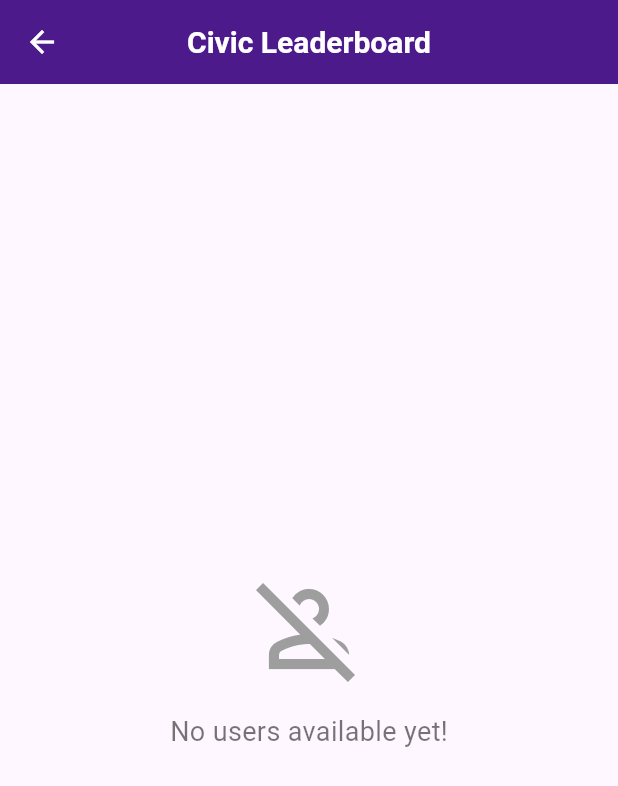
After one commit to ranjith23-hub/complaint_system, a Flutter app: the OfficialDashboardScreen screen opened directly, after a tap on the "leaderboard" icon, on a phone screen of 412 x 824 dp. The commit adds this screen. Shown: the top 786 px of the screen. Run offline on Flutter 3.47's test engine with Material 3 defaults, Android fonts, the phone set to English and light mode, and no system bars; our stand-ins replace cloud_firestore, firebase_auth, firebase_core, geocoding, geolocator, image_picker; missing offline and left inert: cloudinary_public; accounts and stored records are empty; generated files the repository leaves out were written again.

Commit message:
updated UI with services

```diff
--- a/lib/models/user_model.dart
+++ b/lib/models/user_model.dart
@@ -1,3 +1,23 @@
 class UserModel {
+  final String uid;
+  final String email;
+  final String role;
+  final int points;
 
+  UserModel({
+    required this.uid,
+    required this.email,
+    required this.role,
+    required this.points,
+  });
+
+  factory UserModel.fromFirestore(
+      Map<String, dynamic> data, String docId) {
+    return UserModel(
+      uid: docId,
+      email: data['email'] ?? '',
+      role: data['role'] ?? 'CITIZEN',
+      points: (data['points'] ?? 0) as int,
+    );
+  }
 }
--- a/lib/screens/ProfileScreen.dart
+++ b/lib/screens/ProfileScreen.dart
@@ -43,7 +43,7 @@ class ProfileScreen extends StatelessWidget {
       backgroundColor: Colors.white,
       appBar: AppBar(
         title: const Text('My Profile'),
-        backgroundColor: const Color(0xFF0D47A1), // Civic Blue
+        backgroundColor:   const Color(0xFF5B2D91), // Civic Blue
         foregroundColor: Colors.white,
         elevation: 0,
         actions: [
@@ -74,7 +74,7 @@ class ProfileScreen extends StatelessWidget {
                 Container(
                   width: double.infinity,
                   decoration: const BoxDecoration(
-                    color: Color(0xFF0D47A1),
+                    color:   const Color(0xFF5B2D91),
                     borderRadius: BorderRadius.only(
                       bottomLeft: Radius.circular(30),
                       bottomRight: Radius.circular(30),
--- /dev/null
+++ b/lib/screens/leaderboard_screen.dart
@@ -0,0 +1,153 @@
+import 'package:flutter/material.dart';
+import '../services/gamification_service.dart';
+import '../models/user_model.dart';
+
+class LeaderboardScreen extends StatelessWidget {
+  const LeaderboardScreen({super.key});
+
+  @override
+  Widget build(BuildContext context) {
+    final gamificationService = GamificationService();
+    const primaryColor = Color(0xFF4A148C);
+
+    return Scaffold(
+      appBar: AppBar(
+        title: const Text("Civic Leaderboard"),
+        backgroundColor: primaryColor,
+        centerTitle: true,
+      ),
+      body: StreamBuilder<List<UserModel>>(
+        stream: gamificationService.getLeaderboard(),
+        builder: (context, snapshot) {
+
+          // ERROR STATE
+          if (snapshot.hasError) {
+            debugPrint("❌ Leaderboard Error: ${snapshot.error}");
+            return Center(
+              child: Column(
+                mainAxisAlignment: MainAxisAlignment.center,
+                children: const [
+                  Icon(Icons.error_outline, color: Colors.red, size: 60),
+                  SizedBox(height: 10),
+                  Text("Error loading leaderboard"),
+                ],
+              ),
+            );
+          }
+
+          // LOADING STATE
+          if (snapshot.connectionState == ConnectionState.waiting) {
+            debugPrint("⏳ Loading leaderboard...");
+            return const Center(
+              child: CircularProgressIndicator(),
+            );
+          }
+
+          // EMPTY STATE
+          if (!snapshot.hasData || snapshot.data!.isEmpty) {
+            debugPrint("⚠️ No users found for leaderboard");
+            return const Center(
+              child: Column(
+                mainAxisAlignment: MainAxisAlignment.center,
+                children: [
+                  Icon(Icons.person_off_outlined, size: 80, color: Colors.grey),
+                  SizedBox(height: 16),
+                  Text(
+                    "No users available yet!",
+                    style: TextStyle(fontSize: 18, color: Colors.black54),
+                  ),
+                ],
+              ),
+            );
+          }
+
+          // SUCCESS STATE
+          final users = snapshot.data!;
+          debugPrint("✅ Leaderboard loaded: ${users.length} users");
+
+          return Column(
+            children: [
+              Container(
+                padding: const EdgeInsets.all(20),
+                color: primaryColor.withOpacity(0.1),
+                child: const Row(
+                  mainAxisAlignment: MainAxisAlignment.center,
+                  children: [
+                    Icon(Icons.emoji_events, color: Colors.amber, size: 40),
+                    SizedBox(width: 10),
+                    Text(
+                      "Top Contributors",
+                      style: TextStyle(
+                        fontSize: 22,
+                        fontWeight: FontWeight.bold,
+                      ),
+                    ),
+                  ],
+                ),
+              ),
+              Expanded(
+                child: ListView.builder(
+                  itemCount: users.length,
+                  itemBuilder: (context, index) {
+                    final user = users[index];
+
+                    return Card(
+                      margin: const EdgeInsets.symmetric(
+                          horizontal: 16, vertical: 8),
+                      elevation: 3,
+                      shape: RoundedRectangleBorder(
+                        borderRadius: BorderRadius.circular(12),
+                      ),
+                      child: ListTile(
+                        leading: CircleAvatar(
+                          backgroundColor:
+                          _getRankColor(index, primaryColor),
+                          child: Text(
+                            "${index + 1}",
+                            style: const TextStyle(
+                                color: Colors.white,
+                                fontWeight: FontWeight.bold),
+                          ),
+                        ),
+                        title: Text(
+
+                          user.email,
+                          style:
+                          const TextStyle(fontWeight: FontWeight.bold),
+                        ),
+
+                        subtitle: const Text("Civic Connect Member"),
+                        trailing: Container(
+                          padding: const EdgeInsets.all(8),
+                          decoration: BoxDecoration(
+                            color: Colors.amber.shade100,
+                            borderRadius: BorderRadius.circular(8),
+                          ),
+                          child: Text(
+                            "${user.points} Pts",
+                            style: const TextStyle(
+                              fontWeight: FontWeight.bold,
+                              color: Colors.orange,
+                            ),
+                          ),
+                        ),
+                      ),
+                    );
+                  },
+                ),
+              ),
+            ],
+          );
+        },
+      ),
+    );
+  }
+
+  // Highlight top 3 ranks
+  Color _getRankColor(int index, Color defaultColor) {
+    if (index == 0) return Colors.amber; // Gold
+    if (index == 1) return Colors.grey; // Silver
+    if (index == 2) return Colors.brown; // Bronze
+    return defaultColor;
+  }
+}
--- a/lib/screens/login_screen.dart
+++ b/lib/screens/login_screen.dart
@@ -192,7 +192,7 @@ class _LoginScreenState extends State<LoginScreen> {
                 child: ElevatedButton(
                   onPressed: _loading ? null : loginUser,
                   style: ElevatedButton.styleFrom(
-                    backgroundColor: civicGreen, // Use logo color
+                    backgroundColor: const Color(0xFF5B2D91), // Use logo color
                     foregroundColor: Colors.white,
                     shape: RoundedRectangleBorder(
                       borderRadius: BorderRadius.circular(12),
--- a/lib/screens/official_dashboard_screen.dart
+++ b/lib/screens/official_dashboard_screen.dart
@@ -6,6 +6,7 @@ import 'package:complaint_system/models/complaint_model.dart';
 import 'package:complaint_system/screens/login_screen.dart';
 import 'package:complaint_system/screens/JobDetailsScreen.dart';
 import 'package:complaint_system/screens/ProfileScreen.dart';
+import 'package:complaint_system/screens/leaderboard_screen.dart';
 
 class OfficialDashboardScreen extends StatefulWidget {
   const OfficialDashboardScreen({super.key});
@@ -52,16 +53,22 @@ class _OfficialDashboardScreenState extends State<OfficialDashboardScreen> {
         foregroundColor: Colors.white,
         actions: [
           // 🔍 SEARCH
-          IconButton(
-            icon: const Icon(Icons.search),
-            onPressed: () {
-              showSearch(
-                context: context,
-                delegate:
-                OfficialComplaintSearchDelegate(currentUser.email!),
-              );
-            },
-          ),
+
+          // lib/screens/official_dashboard_screen.dart
+// Inside the actions: [] list of your AppBar
+
+            IconButton(
+              icon: const Icon(Icons.leaderboard),
+              onPressed: () {
+                Navigator.push(
+                  context,
+                  MaterialPageRoute(builder: (_) => const LeaderboardScreen()),
+                );
+              },
+            ),
+            // ... existing Profile and Logout buttons
+
+
 
           // ⋮ THREE DOT MENU
           PopupMenuButton<String>(
--- a/lib/screens/register_screen.dart
+++ b/lib/screens/register_screen.dart
@@ -435,7 +435,7 @@ class _RegisterScreenState extends State<RegisterScreen> {
 
                     },
                   style: ElevatedButton.styleFrom(
-                    backgroundColor: Colors.green,
+                    backgroundColor: const Color(0xFF5B2D91),
                     foregroundColor: Colors.white,
                     shape: RoundedRectangleBorder(
                       borderRadius: BorderRadius.circular(12),
--- /dev/null
+++ b/lib/services/gamification_service.dart
@@ -0,0 +1,51 @@
+import 'package:cloud_firestore/cloud_firestore.dart';
+import 'package:flutter/foundation.dart';
+import 'package:complaint_system/models/user_model.dart';
+
+class GamificationService {
+  final FirebaseFirestore _db = FirebaseFirestore.instance;
+
+  // Award points when a complaint is resolved
+  Future<void> awardPointsForResolution(String userId) async {
+    try {
+      final userRef = _db.collection('users').doc(userId);
+
+      await _db.runTransaction((transaction) async {
+        final snapshot = await transaction.get(userRef);
+
+        if (!snapshot.exists) return;
+
+        final currentPoints = (snapshot.data()?['points'] ?? 0) as int;
+
+        transaction.update(userRef, {
+          'points': currentPoints + 50,
+        });
+      });
+
+      debugPrint("✅ Points awarded to user $userId");
+    } catch (e) {
+      debugPrint("❌ Error awarding points: $e");
+    }
+  }
+
+  // Stream of top users for the leaderboard
+  Stream<List<UserModel>> getLeaderboard() {
+    return _db
+        .collection('Users')
+        .orderBy('points', descending: true)
+        .limit(10)
+        .snapshots()
+        .handleError((e) {
+      debugPrint("❌ Firestore Leaderboard Error: $e");
+    })
+        .map((snapshot) {
+      debugPrint("📦 Leaderboard docs: ${snapshot.docs.length}");
+
+      return snapshot.docs.map((doc) {
+        debugPrint("👤 User data: ${doc.data()}");
+        return UserModel.fromFirestore(doc.data(), doc.id);
+      }).toList();
+    });
+  }
+
+}
```
Also changed, not shown: lib/screens/JobDetailsScreen.dart (+18 -1 lines), lib/screens/citizen_dashboard_screen.dart (+27 -20 lines).
